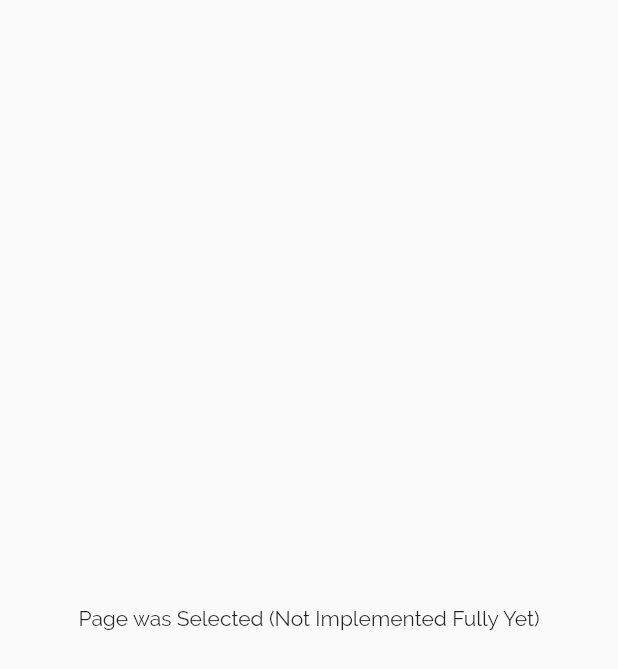
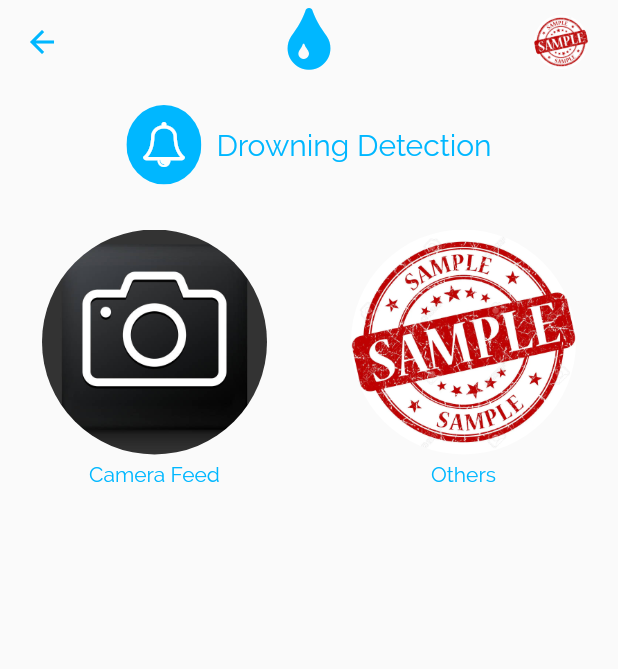
Before and after one commit to ngicolee/C300_DrowningDetection, a Flutter app: the HomePage screen opened directly, after a tap on an icon or button, on a phone screen of 412 x 824 dp. Shown: the top 669 px of the screen. Run offline on Flutter 3.47's test engine with Material 2 defaults, Android fonts, the phone set to English and light mode, and no system bars.

Commit message:
Added Subpages

```diff
--- a/lib/helpers/iconhelper.dart
+++ b/lib/helpers/iconhelper.dart
@@ -5,4 +5,5 @@ class IconFontHelper {
   static const String MORE_DOTS = 'b';
   static const String DETECTION_SYSTEM = 'c';
   static const String APP_ICON = 'd';
+  static const String CAMERA = 'e';
 }
--- a/lib/helpers/utils.dart
+++ b/lib/helpers/utils.dart
@@ -1,10 +1,13 @@
+// ignore_for_file: import_of_legacy_library_into_null_safe
+
 import 'dart:ui';
+import 'package:c300drowningdetection/helpers/appcolors.dart';
 import 'package:c300drowningdetection/helpers/iconhelper.dart';
+import 'package:c300drowningdetection/models/subcategory.dart';
 import 'package:flutter/material.dart';
 import 'package:c300drowningdetection/models/homecategory.dart';
 
 class Utils {
-
   static List<HomeCategory> getCategories() {
     return [
       HomeCategory(
@@ -12,36 +15,61 @@ class Utils {
           name: "Drowning Detection",
           imgName: "DetectionImage",
           icon: IconFontHelper.DETECTION_SYSTEM,
+          subCategories: [
+            SubCategory(
+              color: AppColors.MAIN_COLOR,
+              name: "Camera Feed",
+              imgName: "Camera",
+              icon: IconFontHelper.CAMERA,
               subCategories: []
             ),
+            SubCategory(
+              color: AppColors.MAIN_COLOR,
+              name: "Others",
+              imgName: "Sample",
+              icon: IconFontHelper.MORE_DOTS,
+              subCategories: []
+            )
+          ]),
       HomeCategory(
           color: const Color.fromARGB(255, 0, 183, 255),
           name: "Coming Soon...",
           imgName: "ComingSoon",
           icon: IconFontHelper.MORE_DOTS,
-        subCategories: []
-      ),
+          subCategories: []),
       HomeCategory(
           color: const Color.fromARGB(255, 0, 183, 255),
           name: "Coming Soon...",
           imgName: "ComingSoon",
           icon: IconFontHelper.MORE_DOTS,
-        subCategories: []
-      ),
+          subCategories: []),
       HomeCategory(
           color: const Color.fromARGB(255, 0, 183, 255),
           name: "Coming Soon...",
           imgName: "ComingSoon",
           icon: IconFontHelper.MORE_DOTS,
+          subCategories: []),
+      HomeCategory(
+          color: const Color.fromARGB(255, 0, 183, 255),
+          name: "QR Code",
+          imgName: "QR_Code",
+          icon: IconFontHelper.QR_CODE,
+          subCategories: [
+            SubCategory(
+              color: AppColors.MAIN_COLOR,
+              name: "QR Code Scanner",
+              imgName: "QR_Code3",
+              icon: IconFontHelper.CAMERA,
               subCategories: []
             ),
-      HomeCategory(
-        color: const Color.fromARGB(255, 0, 183, 255),
-        name: "QR Code Scanner",
-        imgName: "QR_Code",
-        icon: IconFontHelper.QR_CODE,
+            SubCategory(
+              color: AppColors.MAIN_COLOR,
+              name: "My QR Code",
+              imgName: "QR_Code2",
+              icon: IconFontHelper.CAMERA,
               subCategories: []
             ),
+          ]),
     ];
   }
 }
--- a/lib/main.dart
+++ b/lib/main.dart
@@ -7,6 +7,6 @@ void main() {
   runApp(MaterialApp(
       theme: ThemeData(fontFamily: 'Raleway'),
       debugShowCheckedModeBanner: false,
-      home: SplashPage(duration: 4, goToPage: const WelcomePage())));
+      home: SplashPage(duration: 4, goToPage: WelcomePage())));
 }
 // ignore: must_be_immutable
--- /dev/null
+++ b/lib/models/subcategory.dart
@@ -0,0 +1,19 @@
+// ignore_for_file: missing_required_param
+
+import 'dart:ui';
+import 'homecategory.dart';
+
+class SubCategory extends HomeCategory {
+  SubCategory(
+      {required String name,
+      required String icon,
+      required Color color,
+      required String imgName,
+      required List<SubCategory> subCategories})
+      : super(
+            name: name,
+            icon: icon,
+            color: color,
+            imgName: imgName,
+            subCategories: subCategories);
+}
--- a/lib/pages/homepage.dart
+++ b/lib/pages/homepage.dart
@@ -1,4 +1,4 @@
-// ignore_for_file: avoid_unnecessary_containers
+// ignore_for_file: avoid_unnecessary_containers, use_key_in_widget_constructors, unnecessary_this
 
 import 'package:c300drowningdetection/helpers/appcolors.dart';
 import 'package:c300drowningdetection/helpers/iconhelper.dart';
@@ -7,12 +7,11 @@ import 'package:c300drowningdetection/models/homecategory.dart';
 import 'package:c300drowningdetection/pages/selectedcategorypage.dart';
 import 'package:c300drowningdetection/widgets/categorybtmbar.dart';
 import 'package:c300drowningdetection/widgets/categorypages.dart';
-import 'package:c300drowningdetection/widgets/iconfont.dart';
+import 'package:c300drowningdetection/widgets/mainappbar.dart';
 import 'package:flutter/material.dart';
 
 // ignore: must_be_immutable
 class HomePage extends StatelessWidget {
-  HomePage({Key? key}) : super(key: key);
 
   List<HomeCategory> categories = Utils.getCategories();
 
@@ -20,21 +19,7 @@ class HomePage extends StatelessWidget {
   Widget build(BuildContext context) {
     return Scaffold(
         drawer: const Drawer(),
-        appBar: AppBar(
-            title: IconFont(
-                iconName: IconFontHelper.APP_ICON,
-                color: AppColors.MAIN_COLOR,
-                size: 50),
-            backgroundColor: Colors.transparent,
-            elevation: 0.0,
-            centerTitle: true,
-            iconTheme: const IconThemeData(color: AppColors.MAIN_COLOR),
-            actions: [
-              Container(
-                  margin: const EdgeInsets.only(right: 10),
-                  padding: const EdgeInsets.all(10),
-                  child: ClipOval(child: Image.asset('assets/imgs/Sample.png')))
-            ]),
+        appBar: MainAppBar(),
         body: Container(
             child: Stack(children: [
           Column(crossAxisAlignment: CrossAxisAlignment.stretch, children: [
@@ -56,7 +41,7 @@ class HomePage extends StatelessWidget {
                             context,
                             MaterialPageRoute(
                                 builder: (context) =>
-                                    SelectedCategoryPage()));
+                                    SelectedCategoryPage(selectedCategory: this.categories[index],)));
                       });
                   // Required to Navigate to Another Page
                 },
--- a/lib/pages/selectedcategorypage.dart
+++ b/lib/pages/selectedcategorypage.dart
@@ -1,14 +1,70 @@
-// ignore_for_file: avoid_unnecessary_containers, use_key_in_widget_constructors
+// ignore_for_file: avoid_unnecessary_containers, use_key_in_widget_constructors, must_be_immutable, unnecessary_this
+
+import 'package:c300drowningdetection/models/homecategory.dart';
+import 'package:c300drowningdetection/models/subcategory.dart';
+import 'package:c300drowningdetection/pages/streamingpage.dart';
+import 'package:c300drowningdetection/widgets/categoryicons.dart';
+import 'package:c300drowningdetection/widgets/mainappbar.dart';
 import 'package:flutter/material.dart';
 
 class SelectedCategoryPage extends StatelessWidget {
+  HomeCategory selectedCategory;
+  SelectedCategoryPage({required this.selectedCategory});
 
   @override
   Widget build(BuildContext context) {
     return Scaffold(
+        appBar: MainAppBar(),
         body: Container(
-      child: const Center(
-          child: Text('Page was Selected (Not Implemented Fully Yet)')),
-    ));
+            child: Column(children: [
+          Row(
+            mainAxisAlignment: MainAxisAlignment.center,
+            children: [
+              CategoryIcon(
+                  color: this.selectedCategory.color,
+                  iconName: this.selectedCategory.icon),
+              const SizedBox(width: 10),
+              Text(this.selectedCategory.name,
+                  style: TextStyle(
+                      color: this.selectedCategory.color, fontSize: 20))
+            ],
+          ),
+          const SizedBox(height: 30),
+          Expanded(
+              child: GridView.count(
+                  crossAxisCount: 2,
+                  children: List.generate(
+                      this.selectedCategory.subCategories.length, (index) {
+                    return GestureDetector(
+                        onTap: () {
+                          Navigator.push(
+                              context,
+                              MaterialPageRoute(
+                                  builder: (context) => StreamingPage(
+                                      subCategory: this
+                                              .selectedCategory
+                                              .subCategories[index]
+                                          as SubCategory)));
+                        },
+                        child: Container(
+                            child: Column(children: [
+                          ClipOval(
+                              child: Image.asset(
+                                  'assets/imgs/' +
+                                      this
+                                          .selectedCategory
+                                          .subCategories[index]
+                                          .imgName +
+                                      '.png',
+                                  fit: BoxFit.cover,
+                                  width: 150,
+                                  height: 150)),
+                          const SizedBox(height: 5),
+                          Text(this.selectedCategory.subCategories[index].name,
+                              style:
+                                  TextStyle(color: this.selectedCategory.color))
+                        ])));
+                  })))
+        ])));
   }
 }
--- a/lib/pages/splashpage.dart
+++ b/lib/pages/splashpage.dart
@@ -5,8 +5,8 @@ class SplashPage extends StatelessWidget {
   int duration = 0;
   Widget goToPage;
 
-  SplashPage({Key? key, required this.goToPage, required this.duration})
-      : super(key: key);
+  // ignore: use_key_in_widget_constructors
+  SplashPage({ required this.goToPage, required this.duration});
 
   @override
   Widget build(BuildContext context) {
--- /dev/null
+++ b/lib/widgets/mainappbar.dart
@@ -0,0 +1,41 @@
+// ignore_for_file: use_key_in_widget_constructors, prefer_const_constructors, unnecessary_new
+
+import 'package:c300drowningdetection/helpers/appcolors.dart';
+import 'package:c300drowningdetection/helpers/iconhelper.dart';
+import 'package:c300drowningdetection/widgets/iconfont.dart';
+import 'package:flutter/material.dart';
+
+class MainAppBar extends StatefulWidget implements PreferredSizeWidget {
+
+  Color colorTheme;
+
+  MainAppBar({ this.colorTheme = AppColors.MAIN_COLOR });
+
+  @override
+  MainAppBarState createState() => MainAppBarState();
+
+  @override
+  Size get preferredSize => new Size.fromHeight(70);
+}
+
+class MainAppBarState extends State<MainAppBar> {
+  @override
+  Widget build(BuildContext context) {
+    return AppBar(
+      title: IconFont(
+          iconName: IconFontHelper.APP_ICON,
+          color: widget.colorTheme,
+          size: 50),
+      backgroundColor: Colors.transparent,
+      elevation: 0.0,
+      centerTitle: true,
+      iconTheme: IconThemeData(color: widget.colorTheme),
+      actions: [
+        Container(
+            margin: const EdgeInsets.only(right: 10),
+            padding: const EdgeInsets.all(10),
+            child: ClipOval(child: Image.asset('assets/imgs/Sample.png')))
+      ],
+    );
+  }
+}
```
Also changed, not shown: lib/pages/streamingpage.dart (added, +73 -0 lines), lib/pages/welcomepage.dart (+4 -3 lines), assets/fonts/custom-fonts.ttf, assets/imgs/Camera.png (added), assets/imgs/QR_Code2.png (added), assets/imgs/QR_Code3.png (added). Lines whose indentation alone changed are shown as unchanged.
